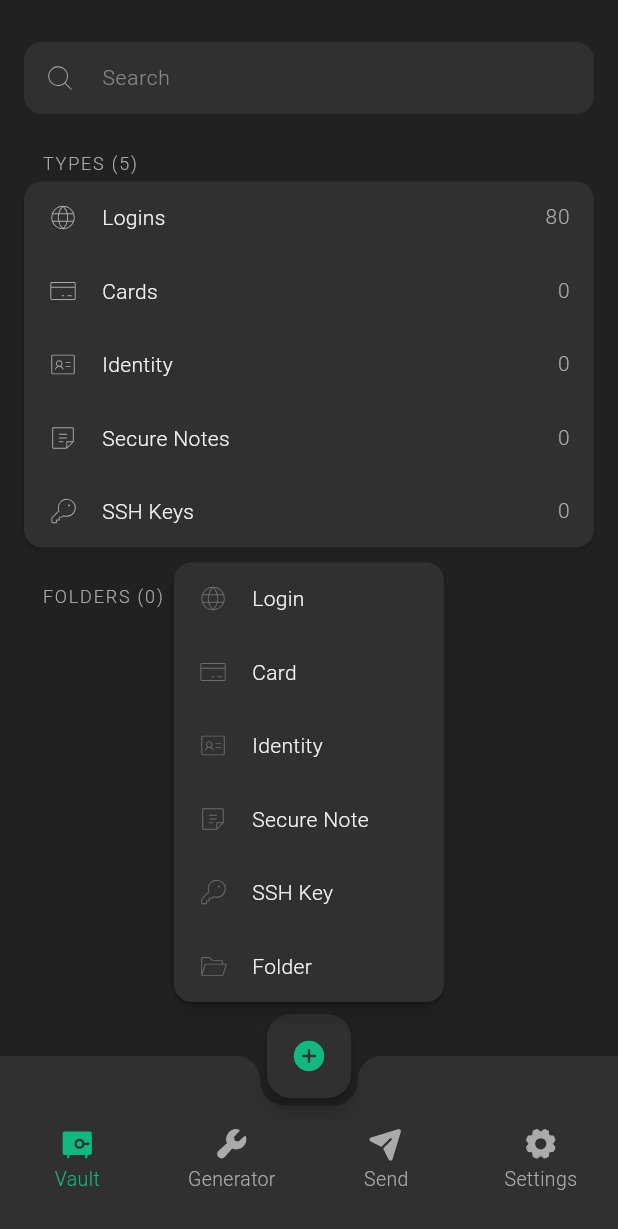
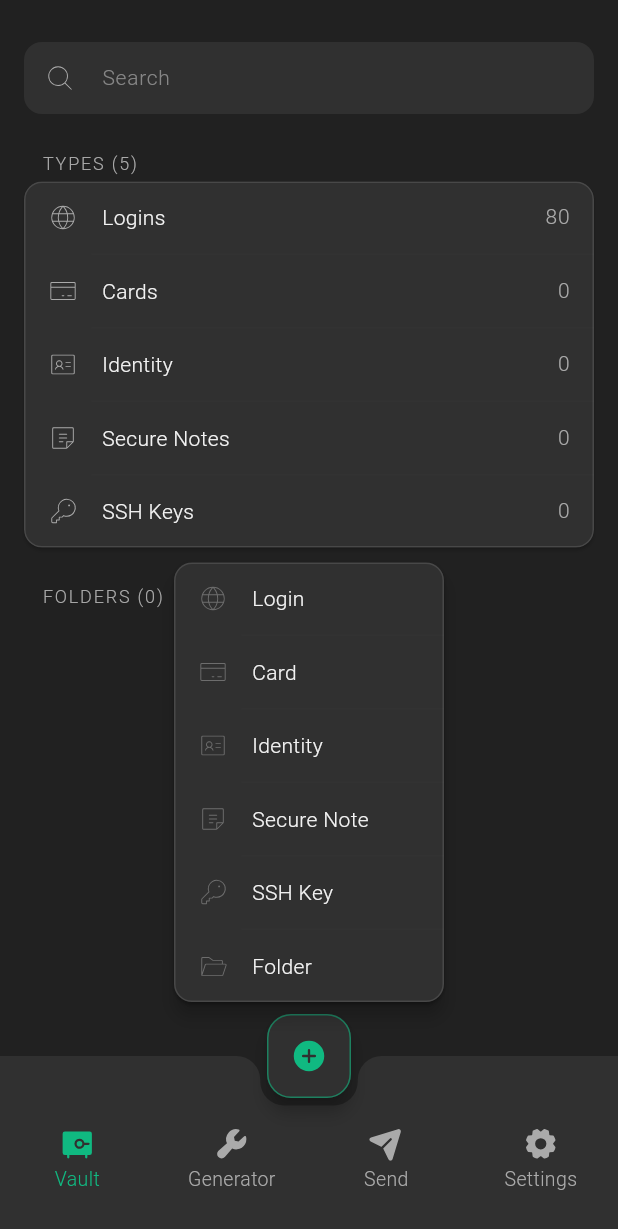
Before and after one commit to cyberfish-dev/pass-tool, a Flutter app: the screen it shows after launch, after a tap on an icon or button, on a phone screen of 412 x 824 dp. Shown: the top 1229 px of the screen. Run offline on Flutter 3.47's test engine with Material 3 defaults, Android fonts, the phone set to English and light mode, and no system bars; our stand-ins replace phosphor_flutter; Roboto replaces fonts that are missing (SFProText).

Commit message:
extra styling

```diff
--- a/flutter_app/lib/actions/show_menu.dart
+++ b/flutter_app/lib/actions/show_menu.dart
@@ -27,9 +27,6 @@ Future<T?> showCustomMenu<T>(
     position: position,
     menuPadding: EdgeInsets.zero,
     constraints: BoxConstraints.tightFor(width: popupWidth),
-    shape: RoundedRectangleBorder(borderRadius: BorderRadius.circular(12.0)),
-    elevation: 5,
-    shadowColor: Theme.of(context).colorScheme.surface,
     items: [
       PopupMenuItem(
         padding: EdgeInsets.zero,
--- a/flutter_app/lib/main.dart
+++ b/flutter_app/lib/main.dart
@@ -79,11 +79,6 @@ class _MainLayoutState extends State<MainLayout> {
           ? FloatingActionButton(
               key: _fabKey,
               onPressed: () => menuActions[_currentIndex]!(context, _fabKey),
-              shape: RoundedRectangleBorder(
-                borderRadius: BorderRadius.circular(
-                  16,
-                ),
-              ),
               child: Column(
                 mainAxisAlignment: MainAxisAlignment.center,
                 children: [
--- a/flutter_app/lib/themes/main.dart
+++ b/flutter_app/lib/themes/main.dart
@@ -32,8 +32,12 @@ final darkTeme = ThemeData.dark().copyWith(
   inputDecorationTheme: InputDecorationTheme(
     filled: true,
     fillColor: darkCard,
-    hintStyle: textTheme.bodyMedium?.copyWith(color: textSecondary.withAlpha(180)),
-    labelStyle: textTheme.bodyMedium?.copyWith(color: textSecondary.withAlpha(180)),
+    hintStyle: textTheme.bodyMedium?.copyWith(
+      color: textSecondary.withAlpha(180),
+    ),
+    labelStyle: textTheme.bodyMedium?.copyWith(
+      color: textSecondary.withAlpha(180),
+    ),
     prefixIconColor: textSecondary,
     errorStyle: textTheme.bodySmall?.copyWith(color: errorColor),
     border: OutlineInputBorder(
@@ -41,19 +45,19 @@ final darkTeme = ThemeData.dark().copyWith(
       borderSide: BorderSide(color: inputBorderColor, width: 1),
     ),
     enabledBorder: OutlineInputBorder(
-            borderRadius: BorderRadius.circular(12),
+      borderRadius: BorderRadius.circular(12),
       borderSide: BorderSide(color: inputBorderColor, width: 1),
     ),
     focusedBorder: OutlineInputBorder(
-            borderRadius: BorderRadius.circular(12),
+      borderRadius: BorderRadius.circular(12),
       borderSide: BorderSide(color: accent.withAlpha(150), width: 1),
     ),
     focusedErrorBorder: OutlineInputBorder(
-            borderRadius: BorderRadius.circular(12),
+      borderRadius: BorderRadius.circular(12),
       borderSide: BorderSide(color: errorColor.withAlpha(200), width: 1),
     ),
     errorBorder: OutlineInputBorder(
-            borderRadius: BorderRadius.circular(12),
+      borderRadius: BorderRadius.circular(12),
       borderSide: BorderSide(color: errorColor.withAlpha(200), width: 1),
     ),
   ),
@@ -63,16 +67,29 @@ final darkTeme = ThemeData.dark().copyWith(
     unselectedItemColor: textSecondary,
     elevation: 0,
   ),
-  floatingActionButtonTheme: const FloatingActionButtonThemeData(
+  floatingActionButtonTheme: FloatingActionButtonThemeData(
     backgroundColor: darkCard,
     foregroundColor: accent,
     elevation: 5,
+    shape: RoundedRectangleBorder(
+      side: BorderSide(color: accent.withAlpha(150), width: 1),
+      borderRadius: BorderRadius.circular(16.0),
+    ),
   ),
-  dividerColor: dividerColor,
+  dividerColor: inputBorderColor,
+  shadowColor: darkBg,
+  popupMenuTheme: PopupMenuThemeData(
+    shadowColor: darkBg,
+    elevation: 5,
+    shape: RoundedRectangleBorder(borderRadius: BorderRadius.circular(12.0)),
+  ),
   dividerTheme: DividerThemeData(color: dividerColor, thickness: 1),
   cardTheme: CardThemeData(
     color: darkCard,
-    shape: RoundedRectangleBorder(borderRadius: BorderRadius.circular(12)),
+    shape: RoundedRectangleBorder(
+      side: BorderSide(color: inputBorderColor, width: 1),
+      borderRadius: BorderRadius.circular(12.0),
+    ),
   ),
   bottomSheetTheme: BottomSheetThemeData(
     backgroundColor: darkBg, // Or any color you want
@@ -81,8 +98,6 @@ final darkTeme = ThemeData.dark().copyWith(
     ),
   ),
   textButtonTheme: TextButtonThemeData(
-    style: TextButton.styleFrom(
-      textStyle: textTheme.bodyMedium,
-    ),
+    style: TextButton.styleFrom(textStyle: textTheme.bodyMedium),
   ),
 );
```
